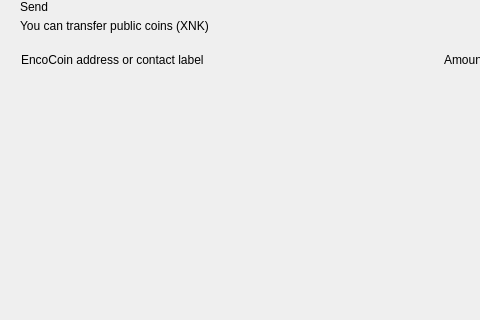
This is src/qt/encocoin/forms/send.ui in kopernikus-git/xnk-1 as Qt 5 draws it before an edit; both pictures show x 0 to 480 and y 0 to 320 of the 893 by 700 pixel window. The edited form follows.
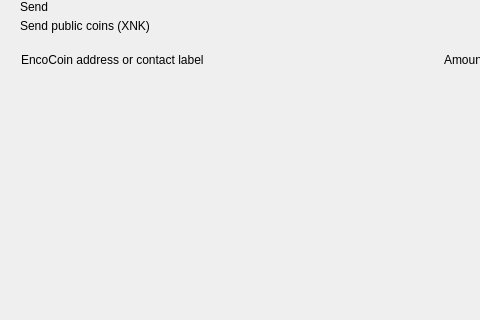
This is the edited form. Custom widgets are drawn as their Qt base class.

Patch:
```diff
--- a/src/qt/encocoin/forms/send.ui
+++ b/src/qt/encocoin/forms/send.ui
@@ -81,8 +81,8 @@
             <item>
              <widget class="QLabel" name="labelSubtitle1">
               <property name="text">
-               <string>You can transfer public coins (XNK)</string>
-              </property>
+               <string>Send public coins (XNK)</string>
+			  </property>
              </widget>
             </item>
            </layout>
```
Left out of the diff: 7 changed lines with no effect on the pictures.
